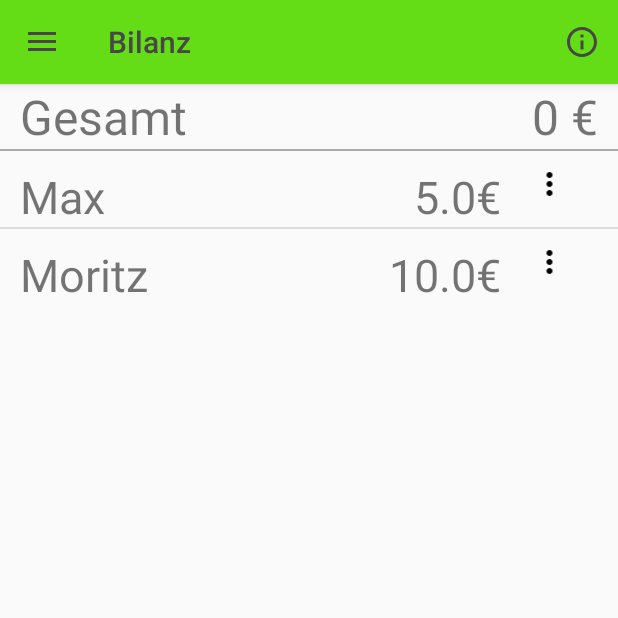
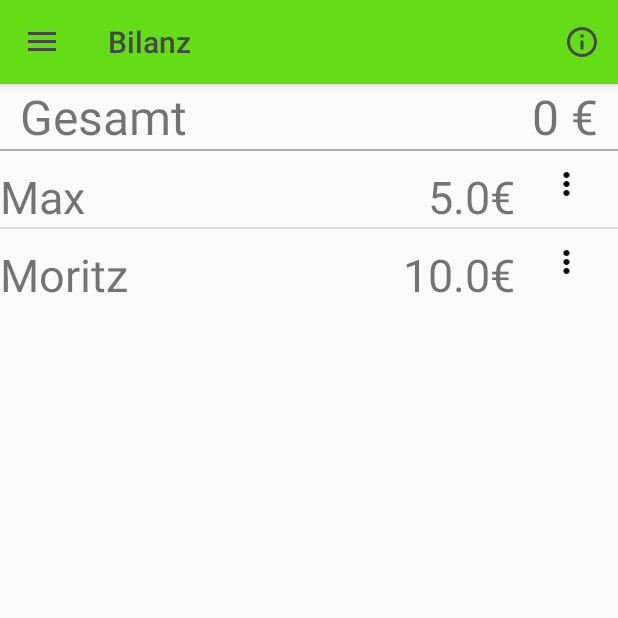
Before and after one commit to Rosti97/Listery, an Android app: the screen it shows after launch (MainActivity), in the side drawer, after a tap on "Bilanz", on a phone screen of 412 x 824 dp, the top half of it. Run offline under Robolectric (Android 15) with nearby library versions, the phone set to English and light mode, and no system bars; our stand-ins replace Room's generated code; libraries missing offline, so code that uses them is left out: android.arch.persistence.

Commit message:
[ADD] Bilanzfragment Dialog zum tilgen und bearbeiten

```diff
--- a/app/src/main/java/e/rosti/listery/ListeryDatabase.java
+++ b/app/src/main/java/e/rosti/listery/ListeryDatabase.java
@@ -8,7 +8,7 @@ import android.content.Context;
 
 import java.util.concurrent.Executors;
 
-@Database(entities = {Mate.class, Item.class}, version = 1, exportSchema = false)
+@Database(entities = {Mate.class, Item.class}, version = 2, exportSchema = false)
 public abstract class ListeryDatabase extends RoomDatabase{
     public abstract DaoAccess mdaoAccess();
 
--- a/app/src/main/res/layout/layout_bilanz_mbeintrag.xml
+++ b/app/src/main/res/layout/layout_bilanz_mbeintrag.xml
@@ -8,8 +8,6 @@
     <LinearLayout
         android:layout_width="match_parent"
         android:layout_height="wrap_content"
-        android:layout_marginStart="13dp"
-        android:layout_marginEnd="13dp"
         android:orientation="vertical">
 
         <LinearLayout
@@ -26,7 +24,7 @@
                 android:layout_height="wrap_content"
                 android:layout_weight="3"
                 android:layout_gravity="start"
-                android:text="Name1"
+                android:text="@string/wg_mb_name"
                 android:textSize="30sp" />
 
             <TextView
@@ -35,7 +33,7 @@
                 android:layout_height="wrap_content"
                 android:layout_weight="2"
                 android:gravity="end"
-                android:text="0 €"
+                android:text="@string/wg_mb_betrag"
                 android:textSize="30sp" />
 
             <ImageView
@@ -47,76 +45,6 @@
                 />
         </LinearLayout>
 
-
-<!--
-        <LinearLayout
-            android:layout_width="match_parent"
-            android:layout_height="wrap_content"
-            android:orientation="horizontal"
-            android:layout_marginTop="10dp"
-            >
-
-            <TextView
-                android:id="@+id/name_mb2"
-                android:layout_width="0dp"
-                android:layout_height="wrap_content"
-                android:layout_weight="2"
-                android:layout_gravity="start"
-                android:text="Name2"
-                android:textSize="30sp" />
-
-            <TextView
-                android:id="@+id/Betrag_mb2"
-                android:layout_width="0dp"
-                android:layout_height="wrap_content"
-                android:layout_weight="1"
-                android:gravity="end"
-                android:text="0 €"
-                android:textSize="30sp" />
-        </LinearLayout>
-
-
-        <View
-            android:layout_width="match_parent"
-            android:layout_height="1dp"
-            android:background="@android:color/darker_gray">
-
-        </View>
-
-        <LinearLayout
-            android:layout_width="match_parent"
-            android:layout_height="wrap_content"
-            android:orientation="horizontal"
-            android:layout_marginTop="10dp"
-            >
-
-            <TextView
-                android:id="@+id/name_mb3"
-                android:layout_width="0dp"
-                android:layout_height="wrap_content"
-                android:layout_weight="2"
-                android:layout_gravity="start"
-                android:text="Name3"
-                android:textSize="30sp" />
-
-            <TextView
-                android:id="@+id/Betrag_mb3"
-                android:layout_width="0dp"
-                android:layout_height="wrap_content"
-                android:layout_weight="1"
-                android:gravity="end"
-                android:text="0 €"
-                android:textSize="30sp" />
-        </LinearLayout>
-
-
-        <View
-            android:layout_width="match_parent"
-            android:layout_height="1dp"
-            android:background="@android:color/darker_gray">
-
-        </View>
--->
     </LinearLayout>
 
 </android.support.constraint.ConstraintLayout>
--- a/app/src/main/res/layout/layout_wg_row.xml
+++ b/app/src/main/res/layout/layout_wg_row.xml
@@ -3,7 +3,9 @@
     <LinearLayout xmlns:android="http://schemas.android.com/apk/res/android"
     xmlns:tools="http://schemas.android.com/tools"
         android:layout_width="match_parent"
-        android:layout_height="wrap_content">
+        android:layout_height="wrap_content"
+        android:layout_marginStart="13dp">
+
 
         <TextView
             android:id="@+id/tv_wg_row"
@@ -22,4 +24,5 @@
             android:layout_gravity="center"
             android:layout_alignParentEnd="true"
             />
+
     </LinearLayout>
--- a/app/src/main/res/values/strings.xml
+++ b/app/src/main/res/values/strings.xml
@@ -57,7 +57,10 @@
     <string name="title_new_roommate">Neuer Mitbewohner: </string>
     <string name="title_fragment_wg">WG-Übersicht</string>
 
-    <string name="infodialog_bilanz">Hier siehst du wieviel dir jeder deiner Mitbewohner schuldet. \nSobald du auf einen Mitbewohner klickst, kannst du angeben, wie viel zurückgezahlt wurder oder die Bilanz ändern. \nKomplettzahlung: Die Bilanz wird auf 0€ gesetzt. \nTeilzahlung: Du kannst angeben, wie viel zurückgezahl wurde. \nBearbeiten: Hier kannst du eine neue Bilanz eingeben.</string>
+    <string name="infodialog_bilanz">Hier siehst du wieviel dir jeder deiner Mitbewohner schuldet. \nSobald du auf einen Mitbewohner klickst, kannst du angeben, wie viel zurückgezahlt wurde oder die Bilanz ändern. \nKomplettzahlung: Die Bilanz wird auf 0€ gesetzt. \nTeilzahlung: Du kannst angeben, wie viel zurückgezahl wurde. \nBearbeiten: Hier kannst du eine neue Bilanz eingeben.</string>
     <string name="infodialog_wg">Hier siehst du deine Mitbewohner. \nUm einen Mitbewohner hinzuzufügen, drückst du unten auf den Button und gibst den Namen ein. \nSobald du auf einen Mitbewohner tippst, kannst du seinen Namen ändern oder ihn aus der Liste löschen.</string>
+    <string name="wg_mb_name">Name1</string>
+    <string name="wg_mb_betrag">0 €</string>
+    <string name="bilanz_tilgen_gezahlt">Gezahlt:</string>
 
 </resources>
```
Also changed, not shown: app/src/main/java/e/rosti/listery/BilanzFragment.java (+40 -5 lines), app/src/main/res/layout/layout_bilanz_bearbeiten.xml (added, +31 -0 lines), app/src/main/res/layout/layout_bilanz_tilgen.xml (added, +26 -0 lines). Lines whose indentation alone changed are shown as unchanged.
